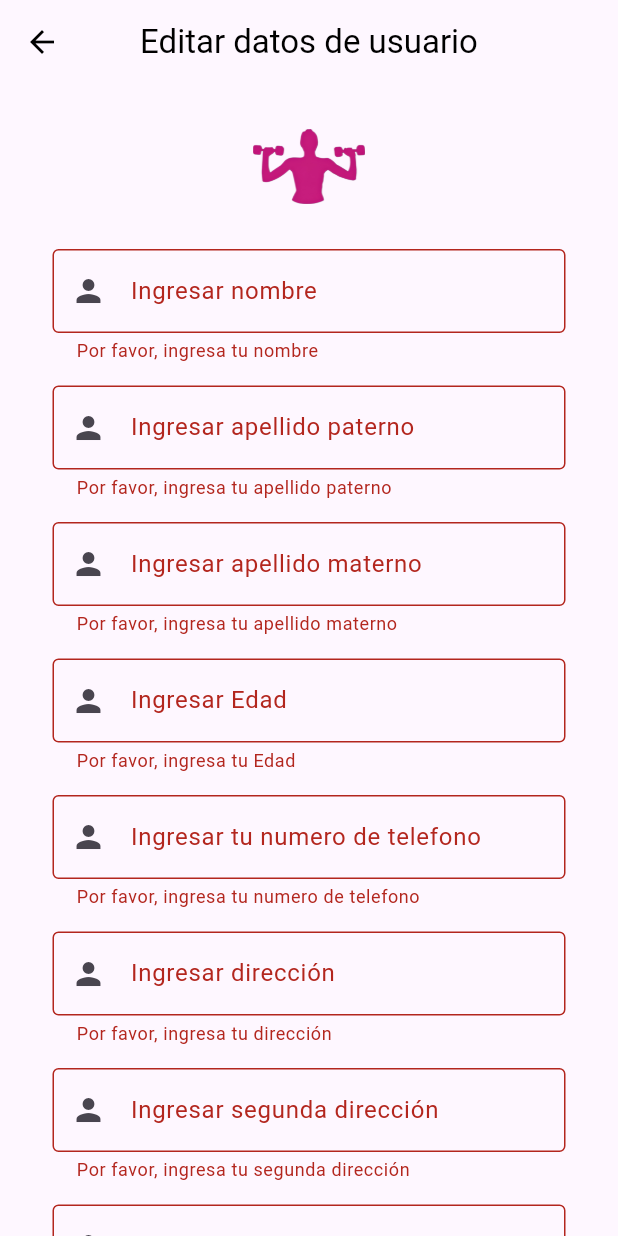
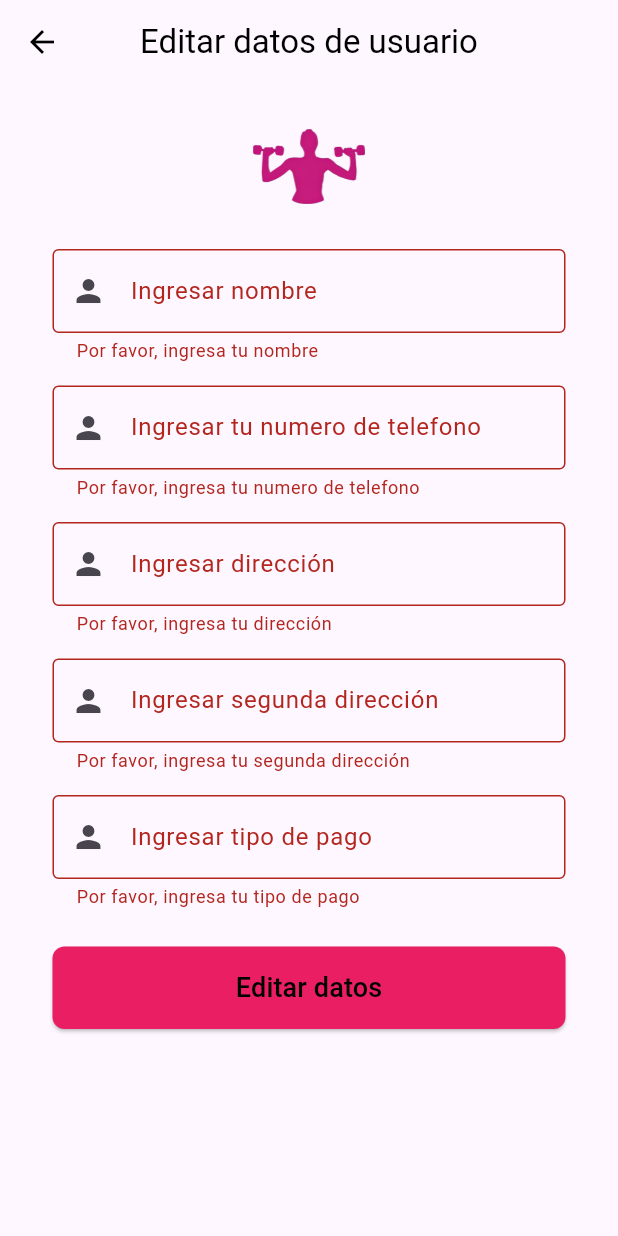
Before and after one commit to HugoSanchezV/Store, a Flutter app: the UserChangeData screen opened directly with empty values, after a tap on "Editar datos", on a phone screen of 412 x 824 dp. Run offline on Flutter 3.47's test engine with Material 3 defaults, Android fonts, the phone set to English and light mode, and no system bars; our stand-ins replace card_swiper, carousel_slider, cloud_firestore, fan_carousel_image_slider, firebase_core, firebase_storage and 4 more; missing offline and left inert: dart:ffi, sms_otp_auto_verify; accounts and stored records are empty.

Commit message:
update email & usarData

```diff
--- a/lib/screens/user_change_data.dart
+++ b/lib/screens/user_change_data.dart
@@ -1,11 +1,9 @@
 import 'package:flutter/material.dart';
+import 'package:shared_preferences/shared_preferences.dart';
 import 'package:store/screens/user_change_data.dart';
 
 class UserChangeData extends StatefulWidget {
   final String nombre;
-  final String apellidoPaterno;
-  final String apellidoMaterno;
-  final String edad;
   final String telefono;
   final String direccion;
   final String segundaDireccion;
@@ -14,9 +12,6 @@ class UserChangeData extends StatefulWidget {
   const UserChangeData({
     Key? key,
     required this.nombre,
-    required this.apellidoPaterno,
-    required this.apellidoMaterno,
-    required this.edad,
     required this.telefono,
     required this.direccion,
     required this.segundaDireccion,
@@ -29,6 +24,18 @@ class UserChangeData extends StatefulWidget {
 
 class _UserChangeDataState extends State<UserChangeData> {
   final _formKey = GlobalKey<FormState>();
+
+  @override
+  void initState() {
+    super.initState();
+    _getUserEmail();
+  }
+
+  void _getUserEmail() async {
+    final prefs = await SharedPreferences.getInstance();
+    final userEmail = prefs.getString('userEmail') ?? '';
+    print('Correo electrónico del usuario: $userEmail');
+  }
 
   @override
   Widget build(BuildContext context) {
@@ -70,51 +77,6 @@ class _UserChangeDataState extends State<UserChangeData> {
                         validator: (value) {
                           if (value == null || value.isEmpty) {
                             return 'Por favor, ingresa tu nombre';
-                          }
-                          return null;
-                        },
-                      ),
-                      SizedBox(height: 15),
-                      TextFormField(
-                        decoration: InputDecoration(
-                          labelText: "Ingresar apellido paterno",
-                          border: OutlineInputBorder(),
-                          prefixIcon: Icon(Icons.person),
-                        ),
-                        initialValue: widget.apellidoPaterno,
-                        validator: (value) {
-                          if (value == null || value.isEmpty) {
-                            return 'Por favor, ingresa tu apellido paterno';
-                          }
-                          return null;
-                        },
-                      ),
-                      SizedBox(height: 15),
-                      TextFormField(
-                        decoration: InputDecoration(
-                          labelText: "Ingresar apellido materno",
-                          border: OutlineInputBorder(),
-                          prefixIcon: Icon(Icons.person),
-                        ),
-                        initialValue: widget.apellidoMaterno,
-                        validator: (value) {
-                          if (value == null || value.isEmpty) {
-                            return 'Por favor, ingresa tu apellido materno';
-                          }
-                          return null;
-                        },
-                      ),
-                      SizedBox(height: 15),
-                      TextFormField(
-                        decoration: InputDecoration(
-                          labelText: "Ingresar Edad",
-                          border: OutlineInputBorder(),
-                          prefixIcon: Icon(Icons.person),
-                        ),
-                        initialValue: widget.edad,
-                        validator: (value) {
-                          if (value == null || value.isEmpty) {
-                            return 'Por favor, ingresa tu Edad';
                           }
                           return null;
                         },
@@ -202,26 +164,6 @@ class _UserChangeDataState extends State<UserChangeData> {
                           ),
                         ),
                       ),
-                      SizedBox(height: 25),
-                      ElevatedButton(
-                        onPressed: () {
-                          // Implementar lógica para cambiar la imagen
-                        },
-                        child: Text(
-                          "Cambiar imagen",
-                          style: TextStyle(
-                            color: Colors.black,
-                            fontSize: 18,
-                          ),
-                        ),
-                        style: ElevatedButton.styleFrom(
-                          minimumSize: Size.fromHeight(55),
-                          backgroundColor: Colors.pink,
-                          shape: RoundedRectangleBorder(
-                            borderRadius: BorderRadius.circular(8),
-                          ),
-                        ),
-                      ),
                     ],
                   ),
                 ),
--- a/pubspec.yaml
+++ b/pubspec.yaml
@@ -44,6 +44,7 @@ dependencies:
   flutter_rating_bar: ^4.0.1
   card_swiper: ^3.0.1
   carousel_slider: ^4.0.0
+  shared_preferences: ^2.0.10
 
 dev_dependencies:
   flutter_test:
```
Also changed, not shown: lib/screens/user_data.dart (+59 -18 lines), pubspec.lock, 1 other file.
